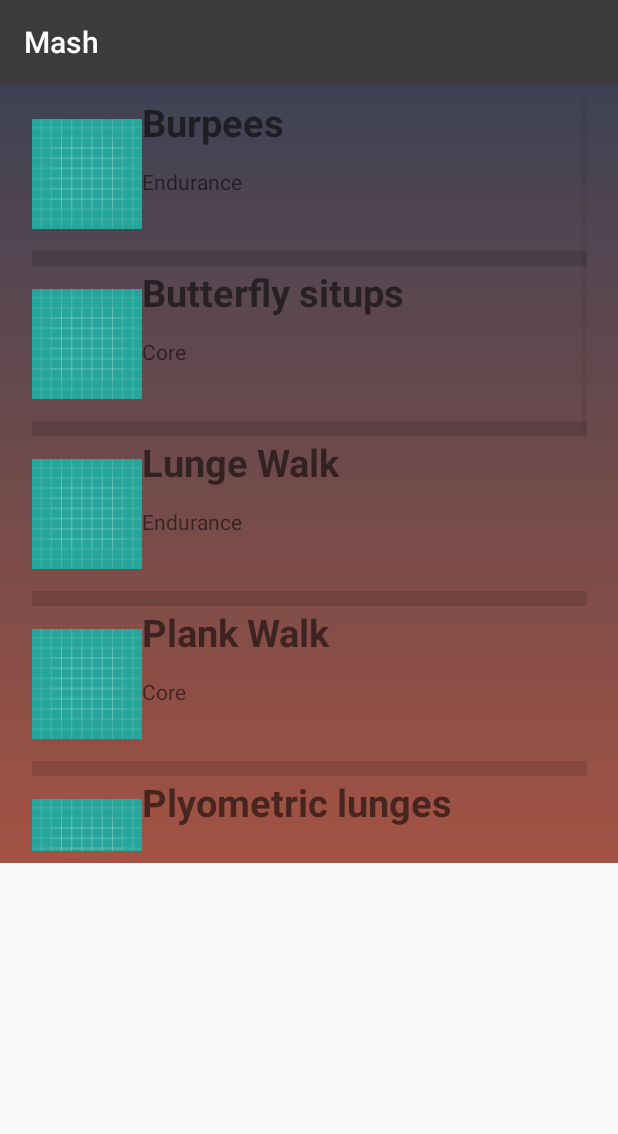
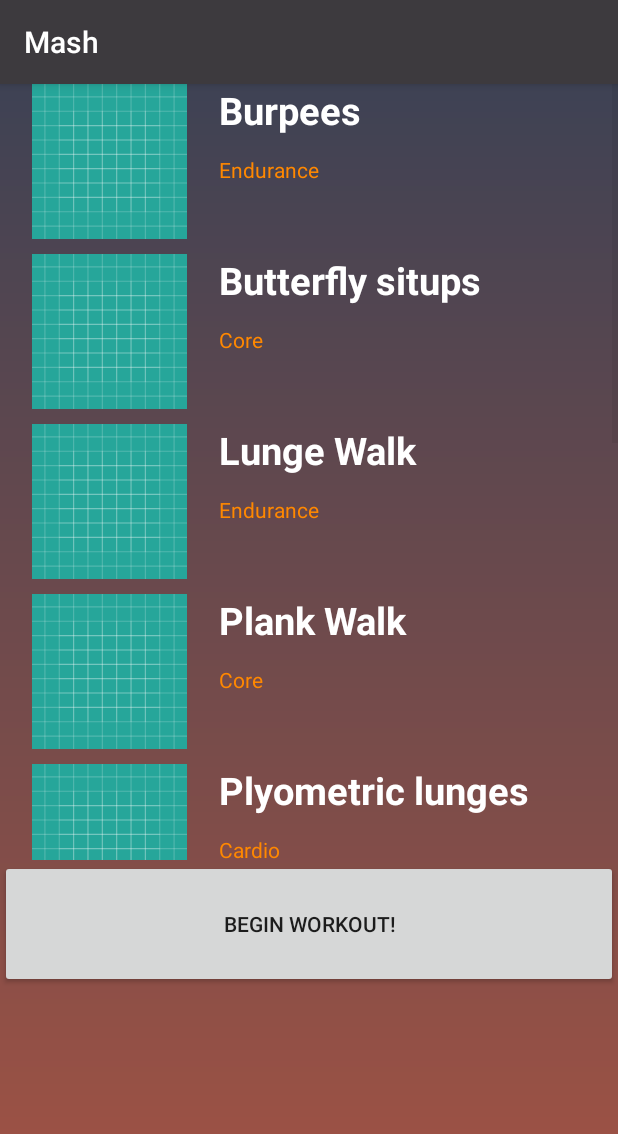
Before and after one commit to Zimm01/Mash, an Android app: the ListPage screen opened directly, with no data from a screen before it, on a phone screen of 412 x 824 dp. Shown: the top 1134 px of the screen. Run offline under Robolectric (Android 15) with nearby library versions, the phone set to English and light mode, and no system bars; 2 statements that could not run were skipped.

Commit message:
Edited list page, added "begin workout" button.

```diff
--- a/app/src/main/java/au/com/mashfitness/mash/ListPage.java
+++ b/app/src/main/java/au/com/mashfitness/mash/ListPage.java
@@ -9,9 +9,7 @@ import android.widget.*;
 public class ListPage extends AppCompatActivity {
 
     String[] nameArray = {"Burpees","Butterfly situps","Lunge Walk","Plank Walk","Plyometric lunges","Pulse Squats",
-            "Pushup Jacks","Pushup Twist","Russain twist","10 Star Jumps/2 Burpees"};
-
-
+            "Pushup Jacks","Pushup Twist","Russain twist","Star Jumps"};
 
     String[] infoArray = {
             "Endurance",
@@ -23,7 +21,7 @@ public class ListPage extends AppCompatActivity {
             "Endurance",
             "Endurance",
             "Core",
-            "Cardio,Endurance"
+            "Endurance"
     };
 
     Integer[] imageArray = {R.drawable.ic_launcher_background,
@@ -38,14 +36,25 @@ public class ListPage extends AppCompatActivity {
             R.drawable.ic_launcher_background
     };
 
-    View backgroundView;
+    private boolean isReady = false;
     ListView listView;
+
+    Button beginButton = (Button) findViewById(R.id.begin_workout_button);
+
+
     @Override
     protected void onCreate(Bundle savedInstanceState) {
         super.onCreate(savedInstanceState);
         setContentView(R.layout.list_view_setup);
 
 
+        beginButton.setOnClickListener(new View.OnClickListener() {
+            public void onClick(View v) {
+                // Enter code to transition to workout page
+
+
+            }
+        });
 
 
 
--- a/app/src/main/res/layout/list_cell_setup.xml
+++ b/app/src/main/res/layout/list_cell_setup.xml
@@ -23,6 +23,7 @@
             android:layout_width="match_parent"
             android:layout_height="47dp"
             android:text="TextView"
+            android:textColor="@android:color/background_light"
             android:textSize="25sp"
             android:textStyle="bold" />
 
@@ -30,6 +31,7 @@
             android:id="@+id/infoTextviewID"
             android:layout_width="match_parent"
             android:layout_height="52dp"
-            android:text="TextView" />
+            android:text="TextView"
+            android:textColor="@android:color/holo_orange_dark" />
     </LinearLayout>
 </LinearLayout>
--- a/app/src/main/res/layout/list_view_setup.xml
+++ b/app/src/main/res/layout/list_view_setup.xml
@@ -3,25 +3,32 @@
     xmlns:app="http://schemas.android.com/apk/res-auto"
     xmlns:tools="http://schemas.android.com/tools"
     android:layout_width="match_parent"
-    android:layout_height="wrap_content"
+    android:layout_height="match_parent"
     android:background="@drawable/std_background_gradient"
     tools:context=".CustomListAdapter">
 
 
-    <ListView
-        android:id="@+id/listViewID"
-        android:layout_width="370dp"
-        android:layout_height="503dp"
-        android:layout_marginBottom="8dp"
-        android:layout_marginEnd="8dp"
-        android:layout_marginStart="8dp"
-        android:layout_marginTop="8dp"
-        android:divider="?attr/colorControlHighlight"
-        android:dividerHeight="10.0sp"
+    <LinearLayout
+        android:layout_width="match_parent"
+        android:layout_height="match_parent"
+        android:orientation="vertical"
         app:layout_constraintBottom_toBottomOf="parent"
         app:layout_constraintEnd_toEndOf="parent"
         app:layout_constraintStart_toStartOf="parent"
-        app:layout_constraintTop_toTopOf="parent"
-        app:layout_constraintVertical_bias="1.0" />
+        app:layout_constraintTop_toTopOf="parent">
 
+        <ListView
+            android:id="@+id/listViewID"
+            android:layout_width="wrap_content"
+            android:layout_height="517dp"
+            android:divider="@android:color/transparent"
+            android:dividerHeight="10.0sp" />
+            />
+
+        <Button
+            android:id="@+id/begin_workout_button"
+            android:layout_width="match_parent"
+            android:layout_height="85dp"
+            android:text="Begin Workout!" />
+    </LinearLayout>
 </android.support.constraint.ConstraintLayout>
--- a/app/src/main/res/values/colors.xml
+++ b/app/src/main/res/values/colors.xml
@@ -1,7 +1,7 @@
 <?xml version="1.0" encoding="utf-8"?>
 <resources>
     <color name="colorPrimary">#3d3a3e</color>
-    <color name="colorPrimaryDark">#2f313e</color>
+    <color name="colorPrimaryDark">#3d3a3e</color>
     <color name="colorAccent">#3d3a3e</color>
     <color name="colorFor70percentFade">#BB363636</color>
 
```
